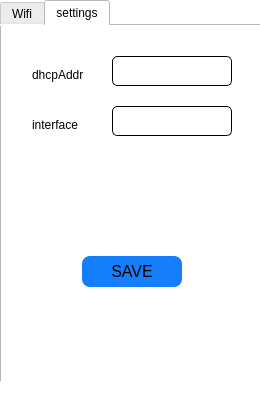
First picture: the form in mainwindow.ui, repository YinboWu/WifiAssist, before the edit.
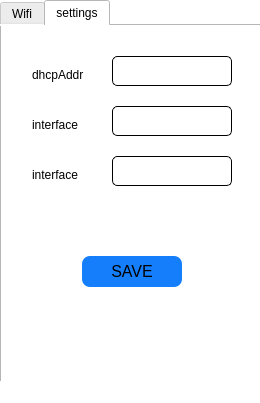
Second picture: the form after the edit. The open tabs and pages were chosen to show the change. Icons and pictures are not drawn.

```diff
--- a/mainwindow.ui
+++ b/mainwindow.ui
@@ -410,6 +410,48 @@
        <bool>false</bool>
       </property>
      </widget>
+     <widget class="QLineEdit" name="lineEdit_createdinterface">
+      <property name="enabled">
+       <bool>true</bool>
+      </property>
+      <property name="geometry">
+       <rect>
+        <x>110</x>
+        <y>130</y>
+        <width>120</width>
+        <height>30</height>
+       </rect>
+      </property>
+      <property name="font">
+       <font>
+        <pointsize>9</pointsize>
+       </font>
+      </property>
+      <property name="focusPolicy">
+       <enum>Qt::ClickFocus</enum>
+      </property>
+      <property name="styleSheet">
+       <string notr="true">border: 1.0px solid #000000;
+border-radius: 5px;
+padding: 1px 2px 1px 2px;</string>
+      </property>
+      <property name="readOnly">
+       <bool>false</bool>
+      </property>
+     </widget>
+     <widget class="QLabel" name="label_createdinterface">
+      <property name="geometry">
+       <rect>
+        <x>30</x>
+        <y>140</y>
+        <width>67</width>
+        <height>17</height>
+       </rect>
+      </property>
+      <property name="text">
+       <string>interface</string>
+      </property>
+     </widget>
     </widget>
    </widget>
   </widget>
```
Left out of the diff: 26 changed lines with no effect on the pictures.
